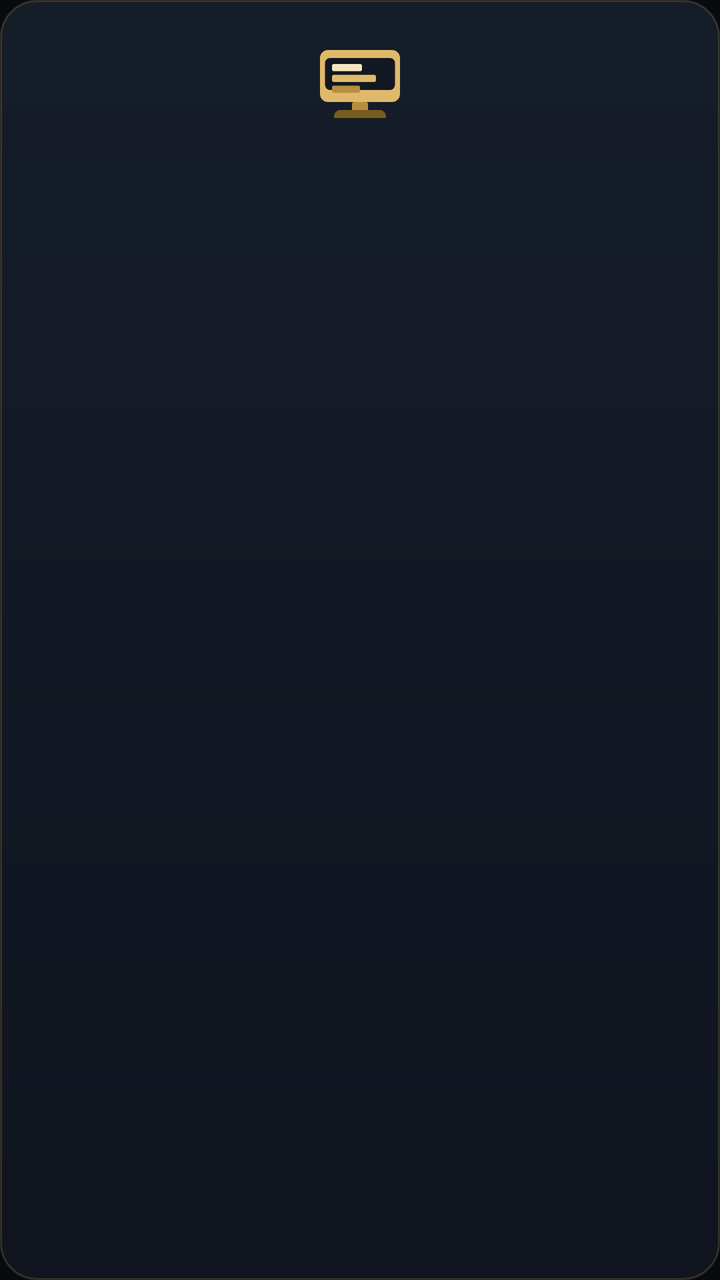
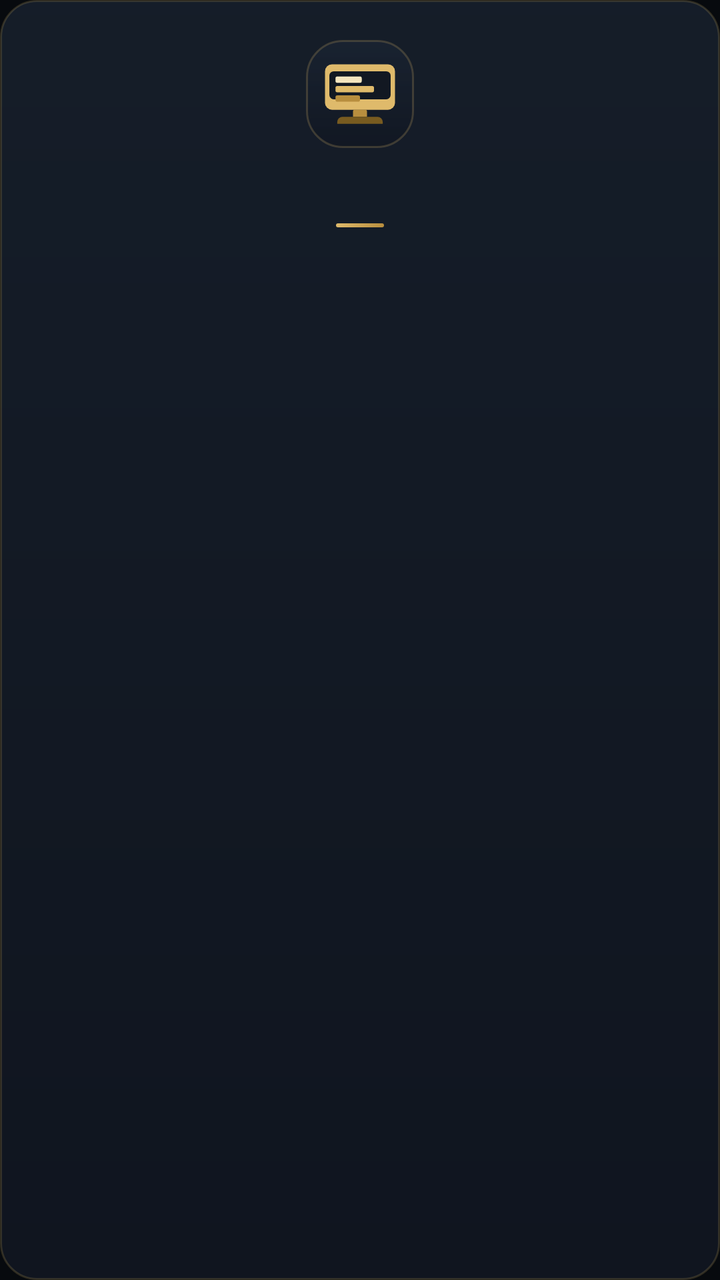

An Android layout rendered at two revisions. The XML below is the earlier revision; the diff shows what the commit changed to produce the second picture.
<!-- AndroidManifest.xml: application theme Theme.OJingJing -->
<!-- res/layout/item_connection.xml -->
<?xml version="1.0" encoding="utf-8"?>
<LinearLayout xmlns:android="http://schemas.android.com/apk/res/android"
    android:layout_width="0dp"
    android:layout_height="wrap_content"
    android:background="@drawable/bg_glass_tile"
    android:clickable="true"
    android:focusable="true"
    android:gravity="center_horizontal"
    android:orientation="vertical"
    android:paddingStart="10dp"
    android:paddingEnd="10dp"
    android:paddingTop="18dp"
    android:paddingBottom="15dp">

    <ImageView
        android:id="@+id/ivIcon"
        android:layout_width="48dp"
        android:layout_height="48dp"
        android:contentDescription="@null"
        android:src="@drawable/ic_pc" />

    <TextView
        android:id="@+id/tvTitle"
        android:layout_width="match_parent"
        android:layout_height="wrap_content"
        android:layout_marginTop="10dp"
        android:ellipsize="end"
        android:gravity="center"
        android:maxLines="1"
        android:textColor="@color/ink"
        android:textSize="12sp"
        android:textStyle="bold" />
</LinearLayout>
<!-- resources referenced by this layout -->
<resources>
  <color name="ink">#F3F5F8</color>
  <!-- drawable bg_glass_tile (drawable) -->
  <?xml version="1.0" encoding="utf-8"?>
  <ripple xmlns:android="http://schemas.android.com/apk/res/android"
      android:color="#20DFBA6B">
      <item>
          <shape android:shape="rectangle">
              <corners android:radius="18dp" />
              <gradient
                  android:angle="270"
                  android:startColor="#CC18222F"
                  android:endColor="#D9101621"
                  android:type="linear" />
              <stroke
                  android:width="1dp"
                  android:color="#2EDFBA6B" />
          </shape>
      </item>
  </ripple>
  <style name="Theme.OJingJing" parent="Theme.Material3.DayNight.NoActionBar">
          <item name="colorPrimary">@color/gold_primary</item>
          <item name="colorOnPrimary">@color/ink_dark</item>
          <item name="colorPrimaryContainer">@color/gold_deep</item>
          <item name="colorOnPrimaryContainer">@color/gold_light</item>
          <item name="android:colorBackground">@color/screen_bottom</item>
          <item name="colorSurface">@color/surface</item>
          <item name="colorOnSurface">@color/ink</item>
          <item name="android:statusBarColor">@android:color/transparent</item>
          <item name="android:navigationBarColor">@android:color/transparent</item>
          <item name="android:windowLightStatusBar">false</item>
          <item name="android:windowLightNavigationBar">false</item>
          <item name="android:textColorHint">@color/hint</item>
      </style>
  <color name="gold_primary">#DFBA6B</color>
  <color name="ink_dark">#10151C</color>
  <color name="gold_deep">#785B20</color>
  <color name="gold_light">#F5E5BF</color>
  <color name="screen_bottom">#070A0E</color>
  <color name="surface">#131922</color>
  <color name="hint">#5C6978</color>
  <!-- unchanged entries left out for length: 1 -->
</resources>

<!-- the commit's change to res/layout/item_connection.xml (unified diff, before → after) -->
@@ -7,27 +7,43 @@
     android:focusable="true"
     android:gravity="center_horizontal"
     android:orientation="vertical"
-    android:paddingStart="10dp"
-    android:paddingEnd="10dp"
-    android:paddingTop="18dp"
-    android:paddingBottom="15dp">
+    android:paddingStart="12dp"
+    android:paddingEnd="12dp"
+    android:paddingTop="20dp"
+    android:paddingBottom="16dp">
 
-    <ImageView
-        android:id="@+id/ivIcon"
-        android:layout_width="48dp"
-        android:layout_height="48dp"
-        android:contentDescription="@null"
-        android:src="@drawable/ic_pc" />
+    
+    <FrameLayout
+        android:layout_width="54dp"
+        android:layout_height="54dp"
+        android:background="@drawable/bg_cockpit_secondary"
+        android:padding="6dp">
+
+        <ImageView
+            android:id="@+id/ivIcon"
+            android:layout_width="match_parent"
+            android:layout_height="match_parent"
+            android:contentDescription="@null"
+            android:src="@drawable/ic_pc" />
+    </FrameLayout>
 
     <TextView
         android:id="@+id/tvTitle"
         android:layout_width="match_parent"
         android:layout_height="wrap_content"
-        android:layout_marginTop="10dp"
+        android:layout_marginTop="12dp"
         android:ellipsize="end"
         android:gravity="center"
         android:maxLines="1"
         android:textColor="@color/ink"
-        android:textSize="12sp"
+        android:textSize="13sp"
+        android:fontFamily="sans-serif-medium"
         android:textStyle="bold" />
+
+    
+    <View
+        android:layout_width="24dp"
+        android:layout_height="2dp"
+        android:layout_marginTop="8dp"
+        android:background="@drawable/bg_pro_pill" />
 </LinearLayout>
<!-- resource entries referenced after the edit -->
@@ -1,6 +1,30 @@
 <!-- resources referenced by this layout -->
 <resources>
   <color name="ink">#F3F5F8</color>
+  <!-- drawable bg_cockpit_secondary (drawable) -->
+  <?xml version="1.0" encoding="utf-8"?>
+  <ripple xmlns:android="http://schemas.android.com/apk/res/android"
+      android:color="#25DFBA6B">
+      <item android:id="@android:id/mask">
+          <shape android:shape="rectangle">
+              <corners android:radius="18dp" />
+              <solid android:color="#FFFFFF" />
+          </shape>
+      </item>
+      <item>
+          <shape android:shape="rectangle">
+              <corners android:radius="18dp" />
+              <gradient
+                  android:angle="270"
+                  android:startColor="#B31A2433"
+                  android:endColor="#D9101621"
+                  android:type="linear" />
+              <stroke
+                  android:width="1dp"
+                  android:color="#36DFBA6B" />
+          </shape>
+      </item>
+  </ripple>
   <!-- drawable bg_glass_tile (drawable) -->
   <?xml version="1.0" encoding="utf-8"?>
   <ripple xmlns:android="http://schemas.android.com/apk/res/android"
@@ -19,6 +43,17 @@
           </shape>
       </item>
   </ripple>
+  <!-- drawable bg_pro_pill (drawable) -->
+  <?xml version="1.0" encoding="utf-8"?>
+  <shape xmlns:android="http://schemas.android.com/apk/res/android"
+      android:shape="rectangle">
+      <corners android:radius="6dp" />
+      <gradient
+          android:angle="0"
+          android:startColor="#DFBA6B"
+          android:endColor="#B88E3E"
+          android:type="linear" />
+  </shape>
   <style name="Theme.OJingJing" parent="Theme.Material3.DayNight.NoActionBar">
           <item name="colorPrimary">@color/gold_primary</item>
           <item name="colorOnPrimary">@color/ink_dark</item>
